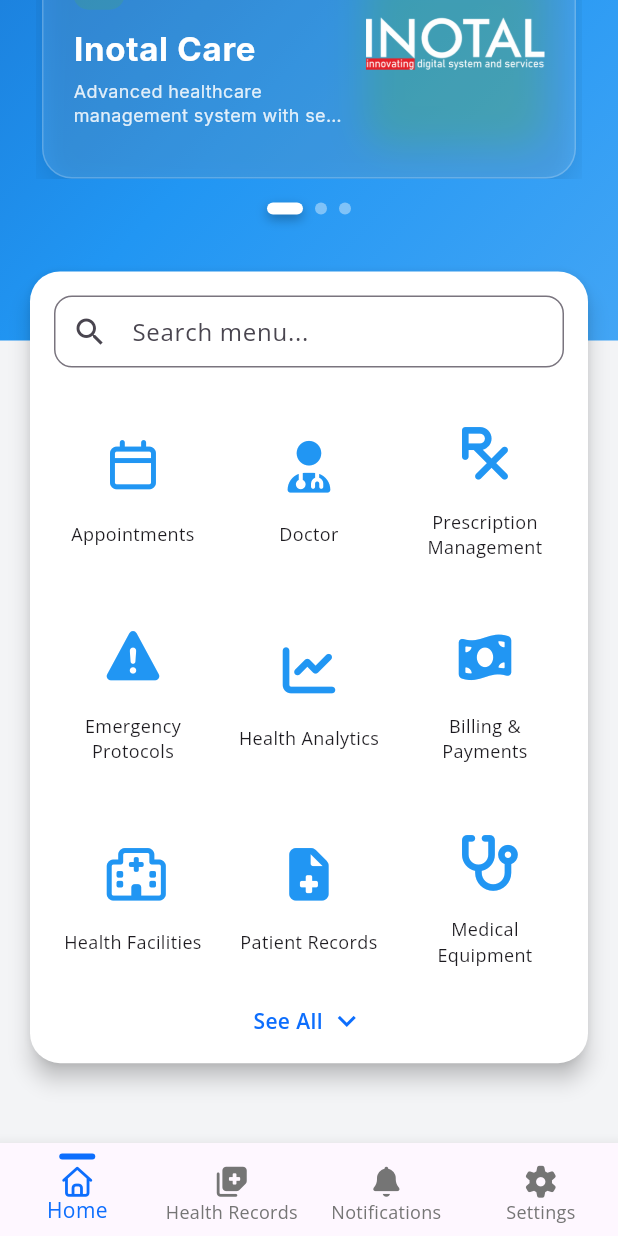
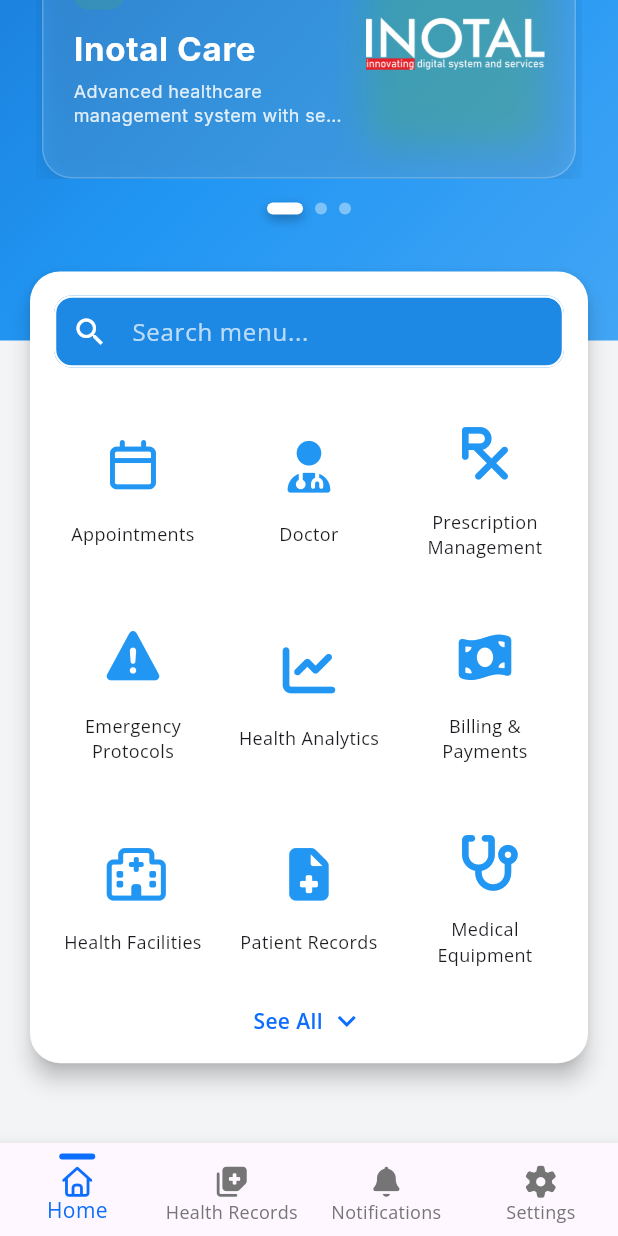
Before and after one commit to Kafabi0/inocare, a Flutter app: the screen it shows after launch, scrolled down 161 dp, on a phone screen of 412 x 824 dp. Run offline on Flutter 3.47's test engine with Material 3 defaults, Android fonts, the phone set to English and light mode, and no system bars; our stand-ins replace fl_chart, flutter_local_notifications, font_awesome_flutter, google_fonts, material_design_icons_flutter, open_file and 5 more; missing offline and left inert: excel, external_path, mobile_scanner.

Commit message:
update search

```diff
--- a/lib/screens/home_screen.dart
+++ b/lib/screens/home_screen.dart
@@ -25,6 +25,7 @@ import '../screens/appointment_screen.dart';
 import '../screens/prescription_screen.dart';
 import '../data/appointment_data.dart';
 import '../screens/casemix.dart';
+
 class HomeScreen extends StatefulWidget {
   const HomeScreen({super.key});
 
@@ -32,24 +33,29 @@ class HomeScreen extends StatefulWidget {
   State createState() => _HomeScreenState();
 }
 
-class _HomeScreenState extends State<HomeScreen> with SingleTickerProviderStateMixin {
+class _HomeScreenState extends State<HomeScreen>
+    with SingleTickerProviderStateMixin {
   bool _showAllQuickAccess = false;
   late ScrollController _scrollController;
   late AnimationController _fadeController;
 
-  String _searchQuery="";
+  String _searchQuery = "";
+  final TextEditingController _searchController = TextEditingController();
+
 
   @override
   void initState() {
     super.initState();
-    _scrollController = ScrollController()
-      ..addListener(() {
+    _scrollController =
+        ScrollController()..addListener(() {
           if (_scrollController.offset >= 300) {
-          if (!_fadeController.isAnimating && _fadeController.status != AnimationStatus.forward) {
+            if (!_fadeController.isAnimating &&
+                _fadeController.status != AnimationStatus.forward) {
               _fadeController.forward();
             }
           } else {
-          if (!_fadeController.isAnimating && _fadeController.status != AnimationStatus.reverse) {
+            if (!_fadeController.isAnimating &&
+                _fadeController.status != AnimationStatus.reverse) {
               _fadeController.reverse();
             }
           }
@@ -64,6 +70,8 @@ class _HomeScreenState extends State<HomeScreen> with SingleTickerProviderStateM
   void dispose() {
     _scrollController.dispose();
     _fadeController.dispose();
+    _searchController.dispose();
+
     super.dispose();
   }
 
@@ -78,7 +86,8 @@ class _HomeScreenState extends State<HomeScreen> with SingleTickerProviderStateM
   @override
   Widget build(BuildContext context) {
     final isDark = Theme.of(context).brightness == Brightness.dark;
-    final backgroundColor = isDark ? const Color(0xFF1E1E2C) : const Color(0xFFF3F4F6);
+    final backgroundColor =
+        isDark ? const Color(0xFF1E1E2C) : const Color(0xFFF3F4F6);
     final cardColor = isDark ? const Color(0xFF2D2D44) : Colors.white;
     final primaryColor = Theme.of(context).primaryColor;
 
@@ -97,10 +106,9 @@ class _HomeScreenState extends State<HomeScreen> with SingleTickerProviderStateM
         ),
       ),
       floatingActionButton: ScaleTransition(
-        scale: Tween<double>(begin: 0.0, end: 1.0).animate(CurvedAnimation(
-          parent: _fadeController,
-          curve: Curves.easeOutCubic,
-        )),
+        scale: Tween<double>(begin: 0.0, end: 1.0).animate(
+          CurvedAnimation(parent: _fadeController, curve: Curves.easeOutCubic),
+        ),
         child: FadeTransition(
           opacity: _fadeController,
           child: Container(
@@ -140,15 +148,15 @@ class _HomeScreenState extends State<HomeScreen> with SingleTickerProviderStateM
   }
 
   Widget _buildQuickAccessGrid(Color cardColor, Color primaryColor) {
-        final filteredItems = quickAccessItems.where((item) {
+    final filteredItems =
+        quickAccessItems.where((item) {
           final label = (item['label'] as String).toLowerCase();
           return label.contains(_searchQuery.toLowerCase());
         }).toList();
 
     // tampilkan semua hasil pencarian, atau kalau kosong pakai default showAll
-    final displayedItems = _showAllQuickAccess
-        ? filteredItems
-        : filteredItems.take(9).toList();
+    final displayedItems =
+        _showAllQuickAccess ? filteredItems : filteredItems.take(9).toList();
     // final displayedItems = _showAllQuickAccess ? quickAccessItems : quickAccessItems.take(9).toList();
     return Padding(
       padding: const EdgeInsets.symmetric(horizontal: 16),
@@ -161,20 +169,52 @@ class _HomeScreenState extends State<HomeScreen> with SingleTickerProviderStateM
           child: Column(
             children: [
               TextField(
+                controller: _searchController, // ✅ hubungkan controller
                 decoration: InputDecoration(
                   hintText: "Search menu...",
-                  prefixIcon: const Icon(Icons.search),
-                  border: OutlineInputBorder(
+                  prefixIcon: const Icon(Icons.search, color: Colors.white),
+                  suffixIcon: _searchQuery.isNotEmpty
+                      ? IconButton(
+                          icon: const Icon(Icons.close, color: Colors.white),
+                          onPressed: () {
+                            setState(() {
+                              _searchQuery = "";
+                              _searchController.clear(); // ✅ hapus teks
+                            });
+                            FocusScope.of(context).unfocus(); // tutup keyboard
+                          },
+                        )
+                      : null,// hanya muncul saat ada input
+
+                  filled: true,
+                  fillColor: Colors.blue.shade600,
+                  hintStyle: const TextStyle(color: Colors.white70),
+
+                  enabledBorder: OutlineInputBorder(
                     borderRadius: BorderRadius.circular(12),
+                    borderSide: const BorderSide(
+                      color: Colors.white,
+                      width: 1.5,
                     ),
-                  contentPadding: const EdgeInsets.symmetric(horizontal: 12),
                   ),
+                  focusedBorder: OutlineInputBorder(
+                    borderRadius: BorderRadius.circular(12),
+                    borderSide: const BorderSide(color: Colors.white, width: 2),
+                  ),
+
+                  contentPadding: const EdgeInsets.symmetric(
+                    horizontal: 12,
+                    vertical: 10,
+                  ),
+                ),
+                style: const TextStyle(color: Colors.white),
                 onChanged: (value) {
                   setState(() {
                     _searchQuery = value;
                   });
                 },
               ),
+
               const SizedBox(height: 16),
               GridView.builder(
                 shrinkWrap: true,
@@ -208,7 +248,8 @@ class _HomeScreenState extends State<HomeScreen> with SingleTickerProviderStateM
                             Navigator.push(
                               context,
                               MaterialPageRoute(
-                                builder: (_) => const AppointmentCalendarScreen(),
+                                builder:
+                                    (_) => const AppointmentCalendarScreen(),
                               ),
                             );
                             break;
@@ -216,7 +257,8 @@ class _HomeScreenState extends State<HomeScreen> with SingleTickerProviderStateM
                             Navigator.push(
                               context,
                               MaterialPageRoute(
-                                builder: (_) => const PrescriptionManagementScreen(),
+                                builder:
+                                    (_) => const PrescriptionManagementScreen(),
                               ),
                             );
                             break;
@@ -224,7 +266,8 @@ class _HomeScreenState extends State<HomeScreen> with SingleTickerProviderStateM
                             Navigator.push(
                               context,
                               MaterialPageRoute(
-                                builder: (_) => const EmergencyProtocolsScreen(),
+                                builder:
+                                    (_) => const EmergencyProtocolsScreen(),
                               ),
                             );
                             break;
@@ -248,7 +291,8 @@ class _HomeScreenState extends State<HomeScreen> with SingleTickerProviderStateM
                             Navigator.push(
                               context,
                               MaterialPageRoute(
-                                builder: (_) => PatientRecordsScreen(
+                                builder:
+                                    (_) => PatientRecordsScreen(
                                       appointments: appointmentsData,
                                     ),
                               ),
```
Lines whose indentation alone changed are shown as unchanged.
